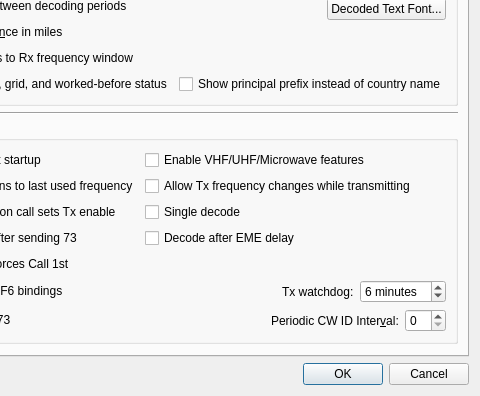
Old version of the form Configuration.ui in the repository saitohirga/WSJT-X; both pictures show x 122 to 602 and y 211 to 607 of the 602 by 607 pixel window.
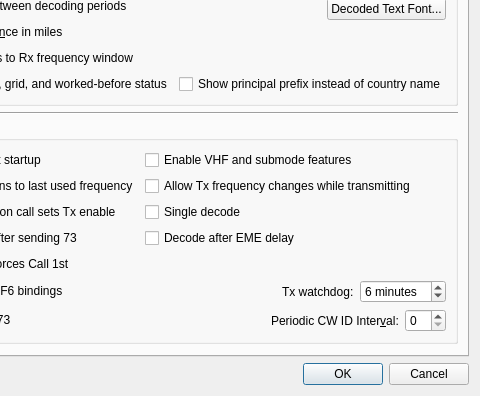
New version of the form. Custom widgets are drawn as their Qt base class.

Commit message: Change "Enable VHF/UHF/Microwave features" to "Enable VHF and submode features", and remove the popup warning about being on a lower band.

The edit to the form file:
```diff
--- a/Configuration.ui
+++ b/Configuration.ui
@@ -357,7 +357,7 @@
           <item row="0" column="1">
            <widget class="QCheckBox" name="enable_VHF_features_check_box">
             <property name="text">
-             <string>Enable VHF/UHF/Microwave features</string>
+             <string>Enable VHF and submode features</string>
             </property>
            </widget>
           </item>
```
Left out of the diff: 4 changed lines with no effect on the pictures. The commit also changes 2 other files.
